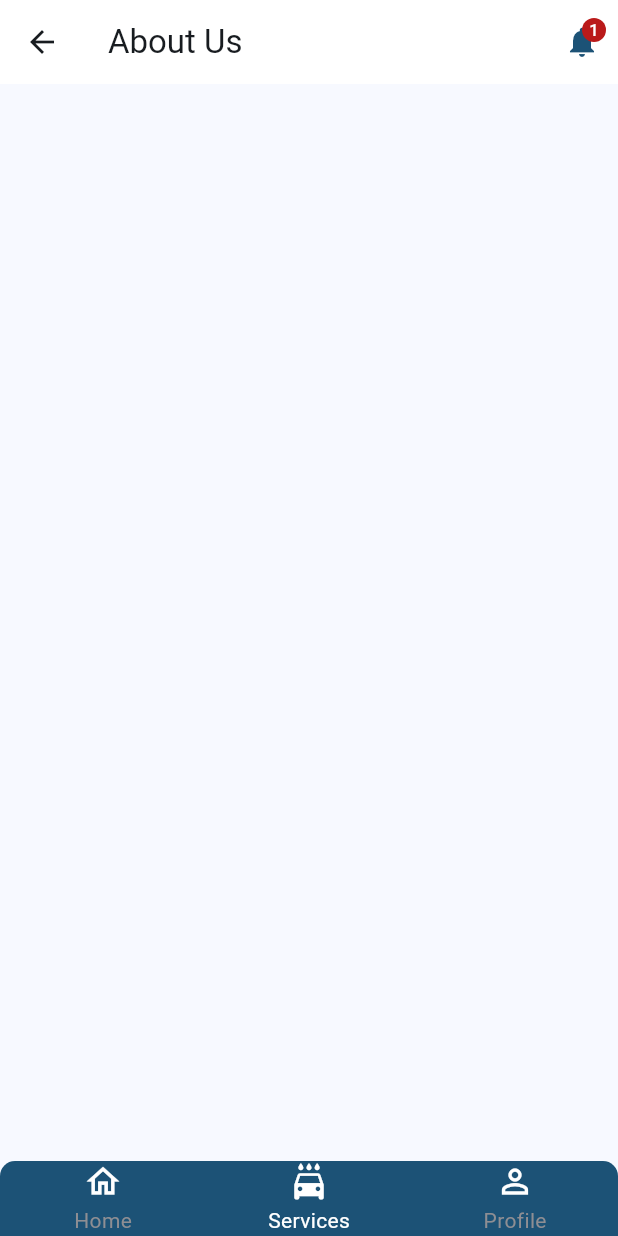
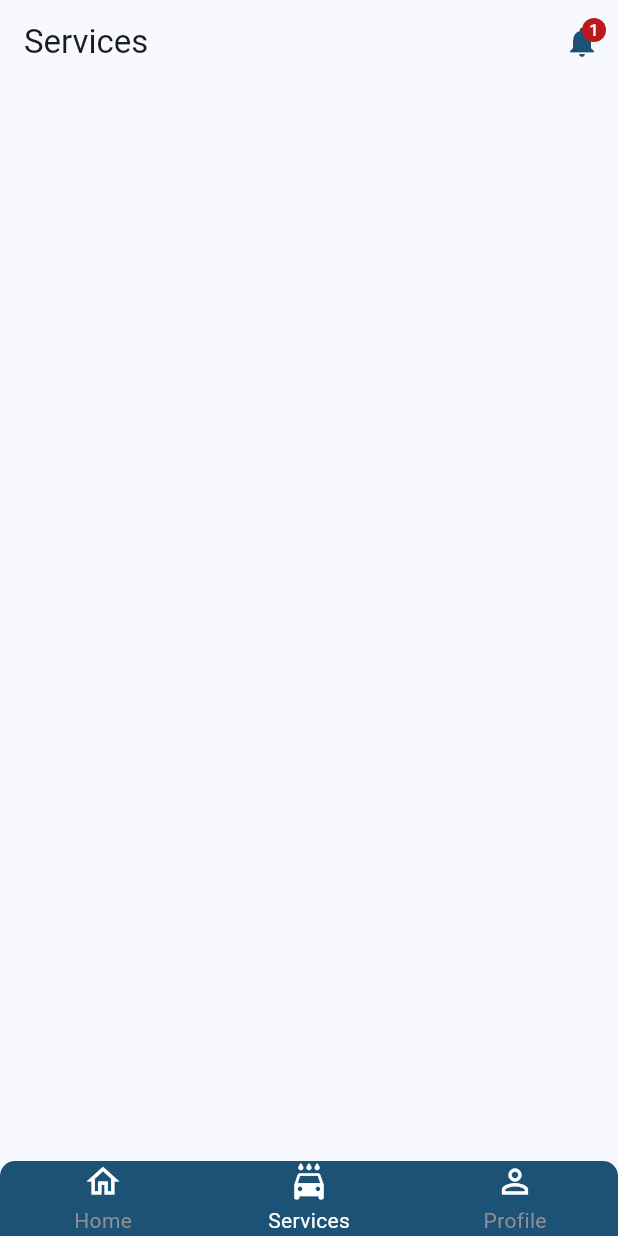
Before and after one commit to AbdullahMohamedAlSayedAbed/carwash, a Flutter app: the screen it shows after launch, item 2 of the bottom bar chosen, on a phone screen of 412 x 824 dp. Run offline on Flutter 3.47's test engine with Material 3 defaults, Android fonts, the phone set to English and light mode, and no system bars; drawn by our look-alikes of persistent_bottom_nav_bar; our stand-ins replace bloc, flutter_bloc.

Commit message:
create onGenerateRoute

```diff
--- a/lib/Features/home/presentation/views/about_us_view.dart
+++ b/lib/Features/home/presentation/views/about_us_view.dart
@@ -9,6 +9,7 @@ class AboutUsView extends StatelessWidget {
     return Scaffold(
       appBar: AppBar(
          backgroundColor: Colors.white,
+         centerTitle: true,
         leading: IconButton(
             onPressed: () {
               Navigator.pop(context);
--- a/lib/Features/home/presentation/views/widgets/home_nav_bar_widget.dart
+++ b/lib/Features/home/presentation/views/widgets/home_nav_bar_widget.dart
@@ -1,10 +1,10 @@
 import 'package:carwash/Features/home/presentation/views/about_us_view.dart';
 import 'package:carwash/Features/home/presentation/views/home_view.dart';
 import 'package:carwash/Features/profile/presentation/views/profile_view.dart';
+import 'package:carwash/Features/services/presentation/views/services_view.dart';
 import 'package:carwash/core/Utils/app_color.dart';
 import 'package:carwash/core/Utils/app_styles.dart';
 import 'package:flutter/material.dart';
-import 'package:flutter_bloc/flutter_bloc.dart';
 import 'package:persistent_bottom_nav_bar/persistent_bottom_nav_bar.dart';
 
 PersistentTabController _controller = PersistentTabController();
@@ -33,7 +33,7 @@ class HomeNavBarWidget extends StatelessWidget {
 List<Widget> _buildScreens() {
   return [
     const HomeView(),
-    const AboutUsView(),
+    const ServicesView(),
     const ProfileView(),
   ];
 }
--- a/lib/Features/home/presentation/views/widgets/your_appointment_widget.dart
+++ b/lib/Features/home/presentation/views/widgets/your_appointment_widget.dart
@@ -2,6 +2,7 @@ import 'package:carwash/Features/home/data/models/appointment_model.dart';
 import 'package:carwash/Features/home/presentation/views/widgets/custom_image_appointment.dart';
 import 'package:carwash/Features/home/presentation/views/widgets/custom_secondary_button.dart';
 import 'package:carwash/core/Utils/app_color.dart';
+import 'package:carwash/core/Utils/app_route.dart';
 import 'package:carwash/core/Utils/app_styles.dart';
 import 'package:flutter/material.dart';
 
@@ -10,7 +11,11 @@ class YourAppointmentWidget extends StatelessWidget {
   final AppointmentItemModel item;
   @override
   Widget build(BuildContext context) {
-    return Column(
+    return InkWell(
+      onTap: () {
+        Navigator.pushNamed(context, AppRoute.aboutUs);
+      },
+      child: Column(
         crossAxisAlignment: CrossAxisAlignment.start,
         children: [
           const SizedBox(height: 20),
@@ -51,6 +56,7 @@ class YourAppointmentWidget extends StatelessWidget {
             ),
           )
         ],
+      ),
     );
   }
 }
--- /dev/null
+++ b/lib/Features/services/presentation/views/services_view.dart
@@ -0,0 +1,19 @@
+import 'package:carwash/Features/home/presentation/views/widgets/custom_notifications_icon_button.dart';
+import 'package:flutter/material.dart';
+
+class ServicesView extends StatelessWidget {
+  const ServicesView({super.key});
+
+  @override
+  Widget build(BuildContext context) {
+    return Scaffold(
+      appBar: AppBar(
+        title: const Text('Services'),
+          actions: const [
+          CustomNotificationsIconButton(),
+        ],
+      ),
+      body: Container(),
+    );
+  }
+}
--- /dev/null
+++ b/lib/core/Utils/app_route.dart
@@ -0,0 +1,32 @@
+import 'package:carwash/Features/home/presentation/views/home_view.dart';
+import 'package:carwash/Features/home/presentation/views/widgets/home_nav_bar_widget.dart';
+import 'package:flutter/material.dart';
+
+abstract class AppRoute {
+  static const home = 'home';
+  static const homeNavBar = 'HomeNavBar';
+  static const profile = 'profile';
+  static const aboutUs = 'aboutUs';
+  static const service = 'service';
+
+  static Route<dynamic> onGenerateRoute(RouteSettings settings) {
+    switch (settings.name) {
+      case homeNavBar:
+        return MaterialPageRoute(
+            builder: (context) => const HomeNavBarWidget());
+      case home:
+        return MaterialPageRoute(builder: (context) => const HomeView());
+
+      case aboutUs:
+        return MaterialPageRoute(builder: (context) => const HomeView());
+
+      case profile:
+        return MaterialPageRoute(builder: (context) => const HomeView());
+
+      case service:
+        return MaterialPageRoute(builder: (context) => const HomeView());
+      default:
+        return MaterialPageRoute(builder: (context) => const Scaffold());
+    }
+  }
+}
--- a/lib/main.dart
+++ b/lib/main.dart
@@ -1,5 +1,6 @@
 import 'package:carwash/Features/home/presentation/views/widgets/home_nav_bar_widget.dart';
 import 'package:carwash/core/Utils/app_color.dart';
+import 'package:carwash/core/Utils/app_route.dart';
 import 'package:carwash/core/controllers/cubit/localizations_cubit.dart';
 import 'package:carwash/generated/l10n.dart';
 import 'package:flutter/material.dart';
@@ -37,6 +38,8 @@
                 ),
                 ),
             home: const HomeNavBarWidget(),
+            onGenerateRoute: AppRoute.onGenerateRoute,
+             initialRoute: AppRoute.homeNavBar,
           );
         },
       ),
```
Lines whose indentation alone changed are shown as unchanged.
